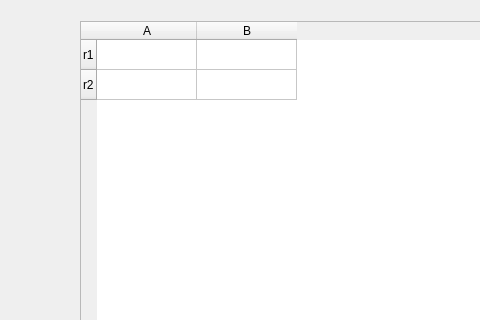
SalingerMa/BugSystem, file bug_system/gui_pyqt5/bug1.ui: the form before one commit; both pictures show x 0 to 480 and y 0 to 320 of the 1158 by 837 pixel window.
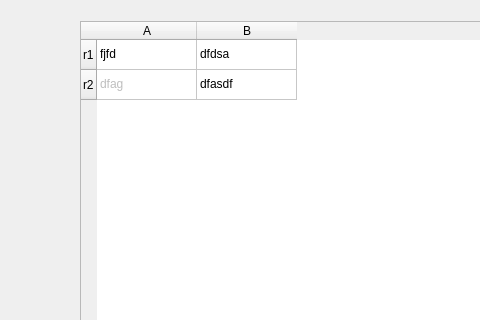
The form after the commit.

Patch:
```diff
--- a/bug_system/gui_pyqt5/bug1.ui
+++ b/bug_system/gui_pyqt5/bug1.ui
@@ -43,6 +43,29 @@
       <string>B</string>
      </property>
     </column>
+    <item row="0" column="0">
+     <property name="text">
+      <string>fjfd</string>
+     </property>
+    </item>
+    <item row="0" column="1">
+     <property name="text">
+      <string>dfdsa</string>
+     </property>
+    </item>
+    <item row="1" column="0">
+     <property name="text">
+      <string>dfag</string>
+     </property>
+     <property name="flags">
+      <set>ItemIsSelectable|ItemIsDragEnabled|ItemIsUserCheckable</set>
+     </property>
+    </item>
+    <item row="1" column="1">
+     <property name="text">
+      <string>dfasdf</string>
+     </property>
+    </item>
    </widget>
   </widget>
   <widget class="QMenuBar" name="menubar">
```
Left out of the diff: 2 changed lines with no effect on the pictures.
